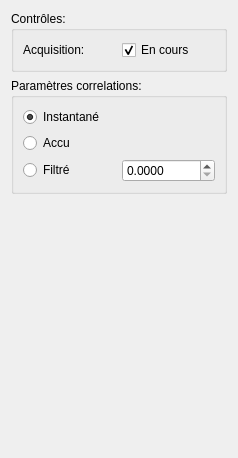
First picture: the form in lib/widgets/td1_options/td1Options.ui, repository pierrejallon/tp, before the edit.
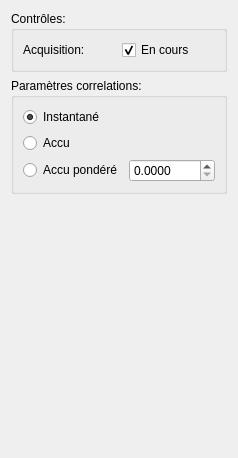
Second picture: the form after the edit.

Commit message: correction correlation affichage

Diff of the .ui file:
```diff
--- a/lib/widgets/td1_options/td1Options.ui
+++ b/lib/widgets/td1_options/td1Options.ui
@@ -53,7 +53,7 @@
       <item row="2" column="0">
        <widget class="QRadioButton" name="radioButton_3">
         <property name="text">
-         <string>Filtré</string>
+         <string>Accu pondéré</string>
         </property>
        </widget>
       </item>
```
The commit also changes 1 other file.
